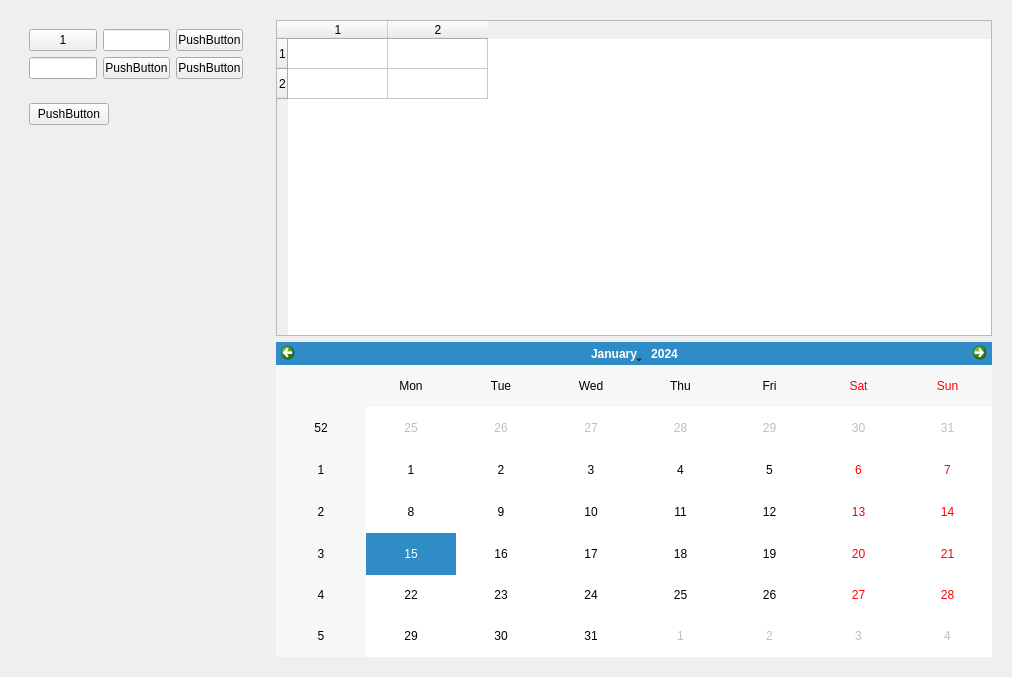
Before: the Qt Designer form gui_for_create_secad/form1.ui in baseoleph/secad, drawn with Qt 5.
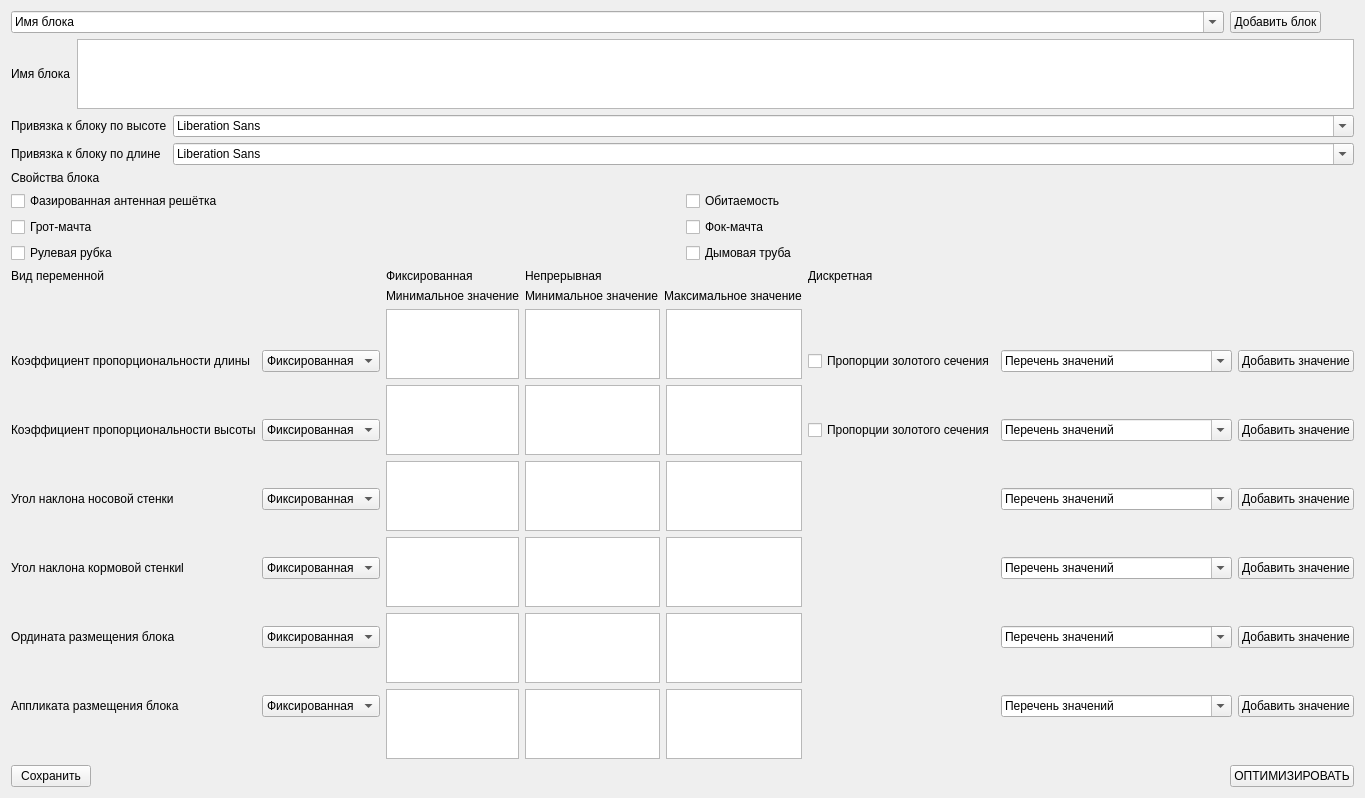
After: the same form once the commit is applied.

Commit message:
Form's creation
Создал первый вариант окон в программе

```diff
--- a/gui_for_create_secad/form1.ui
+++ b/gui_for_create_secad/form1.ui
@@ -6,128 +6,542 @@
    <rect>
     <x>0</x>
     <y>0</y>
-    <width>1012</width>
-    <height>677</height>
+    <width>1141</width>
+    <height>620</height>
    </rect>
   </property>
   <property name="windowTitle">
    <string>Form</string>
   </property>
-  <layout class="QHBoxLayout" name="horizontalLayout_2">
-   <item>
-    <widget class="QWidget" name="widget_3" native="true">
-     <property name="maximumSize">
+  <layout class="QGridLayout" name="gridLayout">
+   <item row="2" column="0" colspan="3">
+    <layout class="QFormLayout" name="formLayout_2">
+     <item row="0" column="0">
+      <widget class="QLabel" name="label_9">
+       <property name="text">
+        <string>Привязка к блоку по высоте</string>
+       </property>
+      </widget>
+     </item>
+     <item row="1" column="0">
+      <widget class="QLabel" name="label_10">
+       <property name="text">
+        <string>Привязка к блоку по длине</string>
+       </property>
+      </widget>
+     </item>
+     <item row="0" column="1">
+      <widget class="QFontComboBox" name="fontComboBox_2"/>
+     </item>
+     <item row="1" column="1">
+      <widget class="QFontComboBox" name="fontComboBox_3"/>
+     </item>
+    </layout>
+   </item>
+   <item row="4" column="0" colspan="3">
+    <layout class="QGridLayout" name="gridLayout_5">
+     <item row="4" column="0">
+      <layout class="QGridLayout" name="gridLayout_3">
+       <item row="6" column="0">
+        <widget class="QLabel" name="label_7">
+         <property name="text">
+          <string>Аппликата размещения блока</string>
+         </property>
+        </widget>
+       </item>
+       <item row="1" column="0">
+        <widget class="QLabel" name="label_2">
+         <property name="text">
+          <string>Коэффициент пропорциональности длины</string>
+         </property>
+        </widget>
+       </item>
+       <item row="3" column="0">
+        <widget class="QLabel" name="label_4">
+         <property name="text">
+          <string>Угол наклона носовой стенки</string>
+         </property>
+        </widget>
+       </item>
+       <item row="5" column="0">
+        <widget class="QLabel" name="label_6">
+         <property name="text">
+          <string>Ордината размещения блока</string>
+         </property>
+        </widget>
+       </item>
+       <item row="6" column="1">
+        <widget class="QComboBox" name="comboBox_6">
+         <item>
+          <property name="text">
+           <string>Фиксированная</string>
+          </property>
+         </item>
+         <item>
+          <property name="text">
+           <string>Непрерывная</string>
+          </property>
+         </item>
+         <item>
+          <property name="text">
+           <string>Дискретная</string>
+          </property>
+         </item>
+        </widget>
+       </item>
+       <item row="2" column="0">
+        <widget class="QLabel" name="label_3">
+         <property name="text">
+          <string>Коэффициент пропорциональности высоты</string>
+         </property>
+        </widget>
+       </item>
+       <item row="4" column="1">
+        <widget class="QComboBox" name="comboBox_4">
+         <item>
+          <property name="text">
+           <string>Фиксированная</string>
+          </property>
+         </item>
+         <item>
+          <property name="text">
+           <string>Непрерыная</string>
+          </property>
+         </item>
+         <item>
+          <property name="text">
+           <string>Дискретная</string>
+          </property>
+         </item>
+        </widget>
+       </item>
+       <item row="5" column="1">
+        <widget class="QComboBox" name="comboBox_5">
+         <item>
+          <property name="text">
+           <string>Фиксированная</string>
+          </property>
+         </item>
+         <item>
+          <property name="text">
+           <string>Непрерывная</string>
+          </property>
+         </item>
+         <item>
+          <property name="text">
+           <string>Дискретная</string>
+          </property>
+         </item>
+        </widget>
+       </item>
+       <item row="4" column="0">
+        <widget class="QLabel" name="label_5">
+         <property name="text">
+          <string>Угол наклона кормовой стенкиl</string>
+         </property>
+        </widget>
+       </item>
+       <item row="2" column="1">
+        <widget class="QComboBox" name="comboBox_2">
+         <item>
+          <property name="text">
+           <string>Фиксированная</string>
+          </property>
+         </item>
+         <item>
+          <property name="text">
+           <string>Непрерывная</string>
+          </property>
+         </item>
+         <item>
+          <property name="text">
+           <string>Дискретная</string>
+          </property>
+         </item>
+        </widget>
+       </item>
+       <item row="1" column="1">
+        <widget class="QComboBox" name="comboBox">
+         <item>
+          <property name="text">
+           <string>Фиксированная</string>
+          </property>
+         </item>
+         <item>
+          <property name="text">
+           <string>Непрерывная</string>
+          </property>
+         </item>
+         <item>
+          <property name="text">
+           <string>Дискретная</string>
+          </property>
+         </item>
+        </widget>
+       </item>
+       <item row="3" column="1">
+        <widget class="QComboBox" name="comboBox_3">
+         <item>
+          <property name="text">
+           <string>Фиксированная</string>
+          </property>
+         </item>
+         <item>
+          <property name="text">
+           <string>Непрерывная</string>
+          </property>
+         </item>
+         <item>
+          <property name="text">
+           <string>Дискретная</string>
+          </property>
+         </item>
+        </widget>
+       </item>
+      </layout>
+     </item>
+     <item row="1" column="3">
+      <widget class="QLabel" name="label_14">
+       <property name="text">
+        <string>Дискретная</string>
+       </property>
+      </widget>
+     </item>
+     <item row="1" column="1">
+      <widget class="QLabel" name="label_12">
+       <property name="text">
+        <string>Фиксированная</string>
+       </property>
+      </widget>
+     </item>
+     <item row="1" column="0">
+      <widget class="QLabel" name="label_11">
+       <property name="text">
+        <string>Вид переменной</string>
+       </property>
+      </widget>
+     </item>
+     <item row="4" column="2">
+      <layout class="QGridLayout" name="gridLayout_6">
+       <item row="1" column="0">
+        <widget class="QPlainTextEdit" name="plainTextEdit_8"/>
+       </item>
+       <item row="6" column="1">
+        <widget class="QPlainTextEdit" name="plainTextEdit_19"/>
+       </item>
+       <item row="3" column="1">
+        <widget class="QPlainTextEdit" name="plainTextEdit_16"/>
+       </item>
+       <item row="4" column="0">
+        <widget class="QPlainTextEdit" name="plainTextEdit_9"/>
+       </item>
+       <item row="4" column="1">
+        <widget class="QPlainTextEdit" name="plainTextEdit_17"/>
+       </item>
+       <item row="6" column="0">
+        <widget class="QPlainTextEdit" name="plainTextEdit_13"/>
+       </item>
+       <item row="1" column="1">
+        <widget class="QPlainTextEdit" name="plainTextEdit_14"/>
+       </item>
+       <item row="2" column="0">
+        <widget class="QPlainTextEdit" name="plainTextEdit_11"/>
+       </item>
+       <item row="2" column="1">
+        <widget class="QPlainTextEdit" name="plainTextEdit_15"/>
+       </item>
+       <item row="3" column="0">
+        <widget class="QPlainTextEdit" name="plainTextEdit_10"/>
+       </item>
+       <item row="5" column="0">
+        <widget class="QPlainTextEdit" name="plainTextEdit_12"/>
+       </item>
+       <item row="5" column="1">
+        <widget class="QPlainTextEdit" name="plainTextEdit_18"/>
+       </item>
+      </layout>
+     </item>
+     <item row="4" column="1">
+      <layout class="QGridLayout" name="gridLayout_8">
+       <item row="6" column="0">
+        <widget class="QPlainTextEdit" name="plainTextEdit_2"/>
+       </item>
+       <item row="1" column="0">
+        <widget class="QPlainTextEdit" name="plainTextEdit_3"/>
+       </item>
+       <item row="5" column="0">
+        <widget class="QPlainTextEdit" name="plainTextEdit_6"/>
+       </item>
+       <item row="2" column="0">
+        <widget class="QPlainTextEdit" name="plainTextEdit_4"/>
+       </item>
+       <item row="4" column="0">
+        <widget class="QPlainTextEdit" name="plainTextEdit_7"/>
+       </item>
+       <item row="3" column="0">
+        <widget class="QPlainTextEdit" name="plainTextEdit_5"/>
+       </item>
+      </layout>
+     </item>
+     <item row="1" column="2">
+      <widget class="QLabel" name="label_13">
+       <property name="text">
+        <string>Непрерывная</string>
+       </property>
+      </widget>
+     </item>
+     <item row="4" column="3">
+      <layout class="QGridLayout" name="gridLayout_7">
+       <item row="5" column="2">
+        <widget class="QPushButton" name="pushButton_8">
+         <property name="text">
+          <string>Добавить значение</string>
+         </property>
+        </widget>
+       </item>
+       <item row="1" column="1">
+        <widget class="QFontComboBox" name="fontComboBox_5">
+         <property name="currentText">
+          <string>Перечень значений</string>
+         </property>
+        </widget>
+       </item>
+       <item row="1" column="2">
+        <widget class="QPushButton" name="pushButton_4">
+         <property name="text">
+          <string>Добавить значение</string>
+         </property>
+        </widget>
+       </item>
+       <item row="2" column="2">
+        <widget class="QPushButton" name="pushButton_5">
+         <property name="text">
+          <string>Добавить значение</string>
+         </property>
+        </widget>
+       </item>
+       <item row="4" column="1">
+        <widget class="QFontComboBox" name="fontComboBox_8">
+         <property name="currentText">
+          <string>Перечень значений</string>
+         </property>
+        </widget>
+       </item>
+       <item row="4" column="2">
+        <widget class="QPushButton" name="pushButton_7">
+         <property name="text">
+          <string>Добавить значение</string>
+         </property>
+        </widget>
+       </item>
+       <item row="2" column="1">
+        <widget class="QFontComboBox" name="fontComboBox_6">
+         <property name="currentText">
+          <string>Перечень значений</string>
+         </property>
+        </widget>
+       </item>
+       <item row="0" column="1">
+        <widget class="QFontComboBox" name="fontComboBox_4">
+         <property name="currentText">
+          <string>Перечень значений</string>
+         </property>
+        </widget>
+       </item>
+       <item row="0" column="2">
+        <widget class="QPushButton" name="pushButton_3">
+         <property name="text">
+          <string>Добавить значение</string>
+         </property>
+        </widget>
+       </item>
+       <item row="5" column="1">
+        <widget class="QFontComboBox" name="fontComboBox_9">
+         <property name="currentText">
+          <string>Перечень значений</string>
+         </property>
+        </widget>
+       </item>
+       <item row="3" column="2">
+        <widget class="QPushButton" name="pushButton_6">
+         <property name="text">
+          <string>Добавить значение</string>
+         </property>
+        </widget>
+       </item>
+       <item row="3" column="1">
+        <widget class="QFontComboBox" name="fontComboBox_7">
+         <property name="currentText">
+          <string>Перечень значений</string>
+         </property>
+        </widget>
+       </item>
+       <item row="0" column="0">
+        <widget class="QCheckBox" name="checkBox_7">
+         <property name="text">
+          <string>Пропорции золотого сечения</string>
+         </property>
+        </widget>
+       </item>
+       <item row="1" column="0">
+        <widget class="QCheckBox" name="checkBox_8">
+         <property name="text">
+          <string>Пропорции золотого сечения</string>
+         </property>
+        </widget>
+       </item>
+      </layout>
+     </item>
+     <item row="2" column="1">
+      <widget class="QLabel" name="label_15">
+       <property name="text">
+        <string>Минимальное значение</string>
+       </property>
+      </widget>
+     </item>
+     <item row="2" column="2">
+      <layout class="QGridLayout" name="gridLayout_9">
+       <item row="0" column="0">
+        <widget class="QLabel" name="label_16">
+         <property name="text">
+          <string>Минимальное значение</string>
+         </property>
+        </widget>
+       </item>
+       <item row="0" column="1">
+        <widget class="QLabel" name="label_17">
+         <property name="text">
+          <string>Максимальное значение</string>
+         </property>
+        </widget>
+       </item>
+      </layout>
+     </item>
+    </layout>
+   </item>
+   <item row="0" column="0" colspan="2">
+    <widget class="QFontComboBox" name="fontComboBox">
+     <property name="currentText">
+      <string>Имя блока</string>
+     </property>
+    </widget>
+   </item>
+   <item row="0" column="2">
+    <widget class="QPushButton" name="pushButton">
+     <property name="sizePolicy">
+      <sizepolicy hsizetype="Fixed" vsizetype="Fixed">
+       <horstretch>0</horstretch>
+       <verstretch>0</verstretch>
+      </sizepolicy>
+     </property>
+     <property name="text">
+      <string>Добавить блок</string>
+     </property>
+    </widget>
+   </item>
+   <item row="3" column="0" colspan="3">
+    <layout class="QGridLayout" name="gridLayout_2">
+     <item row="1" column="1">
+      <widget class="QCheckBox" name="checkBox">
+       <property name="text">
+        <string>Обитаемость</string>
+       </property>
+      </widget>
+     </item>
+     <item row="2" column="1">
+      <widget class="QCheckBox" name="checkBox_3">
+       <property name="text">
+        <string>Фок-мачта</string>
+       </property>
+      </widget>
+     </item>
+     <item row="4" column="0">
+      <widget class="QCheckBox" name="checkBox_6">
+       <property name="text">
+        <string>Рулевая рубка</string>
+       </property>
+      </widget>
+     </item>
+     <item row="0" column="0">
+      <widget class="QLabel" name="label_8">
+       <property name="text">
+        <string>Свойства блока</string>
+       </property>
+      </widget>
+     </item>
+     <item row="1" column="0">
+      <widget class="QCheckBox" name="checkBox_2">
+       <property name="text">
+        <string>Фазированная антенная решётка</string>
+       </property>
+      </widget>
+     </item>
+     <item row="2" column="0">
+      <widget class="QCheckBox" name="checkBox_4">
+       <property name="text">
+        <string>Грот-мачта</string>
+       </property>
+      </widget>
+     </item>
+     <item row="4" column="1">
+      <widget class="QCheckBox" name="checkBox_5">
+       <property name="text">
+        <string>Дымовая труба</string>
+       </property>
+      </widget>
+     </item>
+    </layout>
+   </item>
+   <item row="5" column="2">
+    <widget class="QPushButton" name="pushButton_2">
+     <property name="sizePolicy">
+      <sizepolicy hsizetype="Minimum" vsizetype="Expanding">
+       <horstretch>0</horstretch>
+       <verstretch>0</verstretch>
+      </sizepolicy>
+     </property>
+     <property name="text">
+      <string>ОПТИМИЗИРОВАТЬ</string>
+     </property>
+     <property name="checkable">
+      <bool>false</bool>
+     </property>
+    </widget>
+   </item>
+   <item row="5" column="1">
+    <spacer name="horizontalSpacer">
+     <property name="orientation">
+      <enum>Qt::Horizontal</enum>
+     </property>
+     <property name="sizeHint" stdset="0">
       <size>
-       <width>250</width>
-       <height>16777215</height>
+       <width>40</width>
+       <height>20</height>
       </size>
      </property>
-     <layout class="QVBoxLayout" name="verticalLayout">
-      <item>
-       <widget class="QWidget" name="widget" native="true">
-        <layout class="QGridLayout" name="gridLayout">
-         <item row="0" column="0">
-          <widget class="QPushButton" name="pushButton">
-           <property name="text">
-            <string>1</string>
-           </property>
-          </widget>
-         </item>
-         <item row="0" column="1">
-          <widget class="QLineEdit" name="lineEdit"/>
-         </item>
-         <item row="0" column="2">
-          <widget class="QPushButton" name="pushButton_3">
-           <property name="text">
-            <string>PushButton</string>
-           </property>
-          </widget>
-         </item>
-         <item row="1" column="0">
-          <widget class="QLineEdit" name="lineEdit_2"/>
-         </item>
-         <item row="1" column="1">
-          <widget class="QPushButton" name="pushButton_2">
-           <property name="text">
-            <string>PushButton</string>
-           </property>
-          </widget>
-         </item>
-         <item row="1" column="2">
-          <widget class="QPushButton" name="pushButton_4">
-           <property name="text">
-            <string>PushButton</string>
-           </property>
-          </widget>
-         </item>
-        </layout>
-       </widget>
-      </item>
-      <item>
-       <widget class="QWidget" name="widget_2" native="true">
-        <layout class="QHBoxLayout" name="horizontalLayout">
-         <item>
-          <widget class="QPushButton" name="pushButton_5">
-           <property name="text">
-            <string>PushButton</string>
-           </property>
-          </widget>
-         </item>
-         <item>
-          <spacer name="horizontalSpacer">
-           <property name="orientation">
-            <enum>Qt::Horizontal</enum>
-           </property>
-           <property name="sizeHint" stdset="0">
-            <size>
-             <width>40</width>
-             <height>20</height>
-            </size>
-           </property>
-          </spacer>
-         </item>
-        </layout>
-       </widget>
-      </item>
-      <item>
-       <spacer name="verticalSpacer">
-        <property name="orientation">
-         <enum>Qt::Vertical</enum>
-        </property>
-        <property name="sizeHint" stdset="0">
-         <size>
-          <width>20</width>
-          <height>40</height>
-         </size>
-        </property>
-       </spacer>
-      </item>
-     </layout>
-    </widget>
+    </spacer>
    </item>
-   <item>
-    <widget class="QWidget" name="widget_4" native="true">
-     <layout class="QVBoxLayout" name="verticalLayout_2">
-      <item>
-       <widget class="QTableWidget" name="tableWidget">
-        <property name="rowCount">
-         <number>2</number>
-        </property>
-        <property name="columnCount">
-         <number>2</number>
-        </property>
-        <row/>
-        <row/>
-        <column/>
-        <column/>
-       </widget>
-      </item>
-      <item>
-       <widget class="QCalendarWidget" name="calendarWidget"/>
-      </item>
-     </layout>
+   <item row="5" column="0">
+    <widget class="QPushButton" name="pushButton_9">
+     <property name="text">
+      <string>Сохранить</string>
+     </property>
     </widget>
    </item>
+   <item row="1" column="0" colspan="3">
+    <layout class="QGridLayout" name="gridLayout_4">
+     <item row="0" column="0">
+      <widget class="QLabel" name="label">
+       <property name="text">
+        <string>Имя блока</string>
+       </property>
+      </widget>
+     </item>
+     <item row="0" column="1">
+      <widget class="QPlainTextEdit" name="plainTextEdit"/>
+     </item>
+    </layout>
+   </item>
   </layout>
  </widget>
  <resources/>
```
The commit also changes 2 other files.
